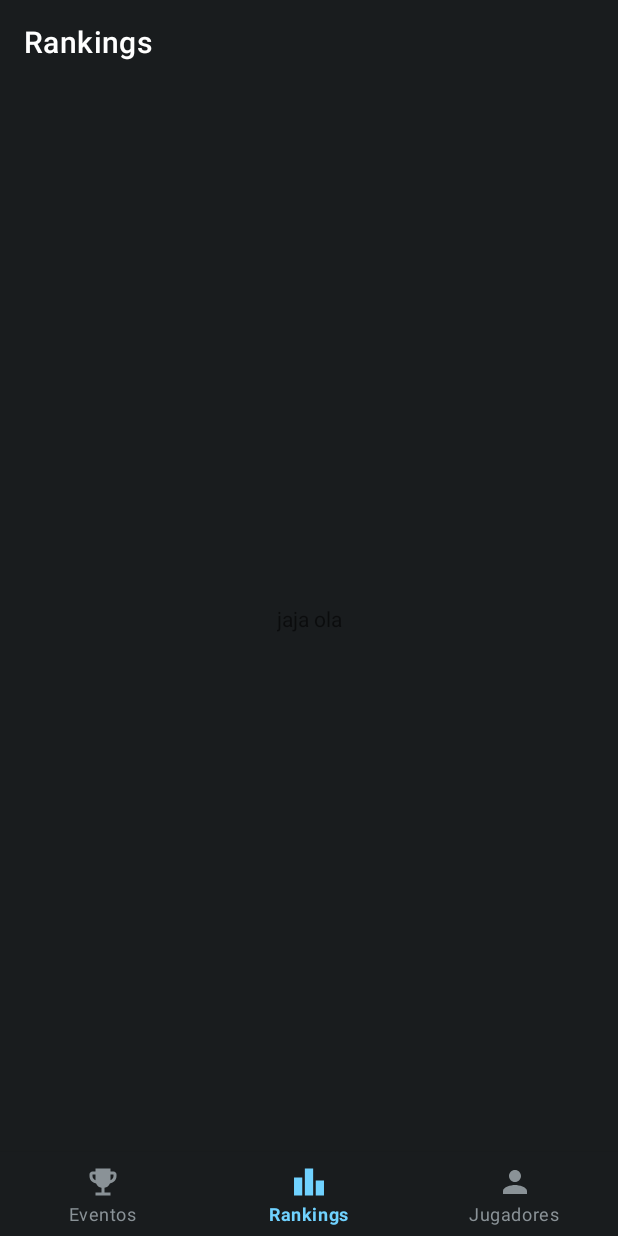
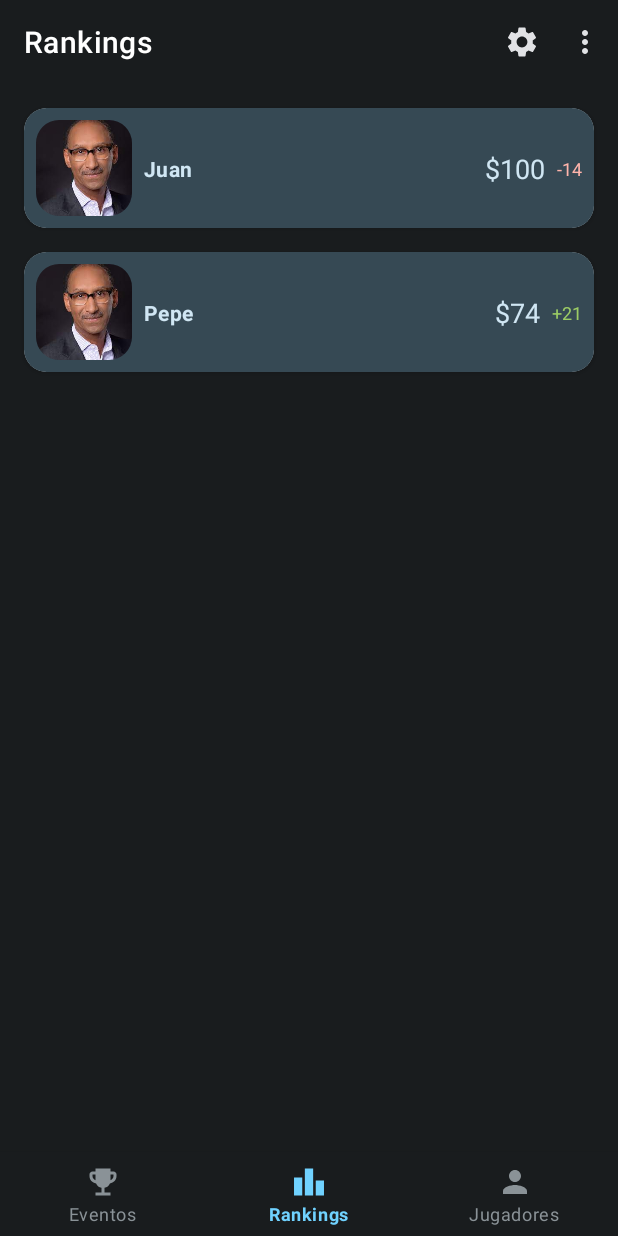
Before and after one commit to TomasVilalta/BetBracket, an Android app: the RankingsFragment screen opened through its navigation route, on a phone screen of 412 x 824 dp. Run offline under Robolectric (Android 15) with nearby library versions, the phone set to English and light mode, and no system bars; our stand-ins replace navigation-ui.

Commit message:
added list (rv) to rankings screen

```diff
--- /dev/null
+++ b/app/src/main/java/com/example/betbracket/MainScreenAbstractFragment.kt
@@ -0,0 +1,27 @@
+package com.example.betbracket
+
+import android.os.Bundle
+import android.view.Menu
+import android.view.MenuInflater
+import android.view.MenuItem
+import android.view.View
+import androidx.core.view.MenuHost
+import androidx.core.view.MenuProvider
+import androidx.fragment.app.Fragment
+import androidx.lifecycle.Lifecycle
+
+abstract class MainScreenAbstractFragment: Fragment() {
+
+    override fun onViewCreated(view: View, savedInstanceState: Bundle?) {
+        val menuHost: MenuHost = requireActivity()
+        menuHost.addMenuProvider(object : MenuProvider {
+            override fun onCreateMenu(menu: Menu, menuInflater: MenuInflater) {
+                menuInflater.inflate(R.menu.top_bar_menu, menu)
+            }
+
+            override fun onMenuItemSelected(menuItem: MenuItem): Boolean {
+                return false
+            }
+        }, viewLifecycleOwner, Lifecycle.State.RESUMED)
+    }
+}
--- a/app/src/main/java/com/example/betbracket/players/PlayerProvider.kt
+++ b/app/src/main/java/com/example/betbracket/players/PlayerProvider.kt
@@ -24,7 +24,7 @@ class PlayerProvider {
 
 
         private val playerList = mutableListOf<Player>(
-            Player("Juan", 100, 14),
+            Player("Juan", 100, -14),
             Player("Pepe", 74, 21)
         )
     }
--- a/app/src/main/java/com/example/betbracket/players/PlayersFragment.kt
+++ b/app/src/main/java/com/example/betbracket/players/PlayersFragment.kt
@@ -5,18 +5,18 @@ import android.util.Log
 import android.view.*
 import androidx.core.view.MenuHost
 import androidx.core.view.MenuProvider
-import androidx.fragment.app.Fragment
 import androidx.lifecycle.Lifecycle
 import androidx.lifecycle.ViewModelProvider
 import androidx.navigation.findNavController
 import androidx.navigation.fragment.findNavController
 import androidx.recyclerview.widget.LinearLayoutManager
+import com.example.betbracket.MainScreenAbstractFragment
 import com.example.betbracket.R
 import com.example.betbracket.databinding.FragmentPlayersBinding
 import com.example.betbracket.players.adapter.PlayerAdapter
 import com.google.android.material.dialog.MaterialAlertDialogBuilder
 
-class PlayersFragment : Fragment() {
+class PlayersFragment : MainScreenAbstractFragment() {
 
     private lateinit var playerViewModel: PlayerViewModel
     private var _binding: FragmentPlayersBinding? = null
@@ -31,7 +31,6 @@ class PlayersFragment : Fragment() {
         _binding = FragmentPlayersBinding.inflate(inflater, container, false)
         Log.i("VIEWMODEL", "ASSIGNED TO PLAYER FRAG")
         playerViewModel = ViewModelProvider(this)[PlayerViewModel::class.java]
-
         initRecyclerView()
 
         // Observers
--- a/app/src/main/java/com/example/betbracket/players/playerForm/PlayerFormFragment.kt
+++ b/app/src/main/java/com/example/betbracket/players/playerForm/PlayerFormFragment.kt
@@ -17,7 +17,6 @@ import androidx.navigation.findNavController
 import com.example.betbracket.R
 import com.example.betbracket.databinding.FragmentPlayerFormBinding
 import com.example.betbracket.players.PlayerViewModel
-import com.example.betbracket.players.adapter.PlayerAdapter
 import com.google.android.material.appbar.MaterialToolbar
 import com.google.android.material.bottomnavigation.BottomNavigationView
 
--- a/app/src/main/java/com/example/betbracket/rankings/RankingsFragment.kt
+++ b/app/src/main/java/com/example/betbracket/rankings/RankingsFragment.kt
@@ -1,27 +1,39 @@
 package com.example.betbracket.rankings
 
 import android.os.Bundle
-import androidx.fragment.app.Fragment
 import android.view.LayoutInflater
 import android.view.View
 import android.view.ViewGroup
-import com.example.betbracket.R
+import androidx.recyclerview.widget.LinearLayoutManager
+import com.example.betbracket.MainScreenAbstractFragment
+import com.example.betbracket.databinding.FragmentRankingsBinding
+import com.example.betbracket.players.Player
+import com.example.betbracket.players.PlayerProvider
+import com.example.betbracket.rankings.adapter.RankingsAdapter
 
 
-class RankingsFragment : Fragment() {
+class RankingsFragment : MainScreenAbstractFragment() {
 
+    val rankingList: List<Player> = PlayerProvider.getPlayers()
+    lateinit var adapter: RankingsAdapter
+    private var _binding: FragmentRankingsBinding? = null
+    private val binding get() = _binding!!
 
-    override fun onCreate(savedInstanceState: Bundle?) {
-        super.onCreate(savedInstanceState)
-
-    }
 
     override fun onCreateView(
         inflater: LayoutInflater, container: ViewGroup?,
         savedInstanceState: Bundle?
     ): View? {
-        // Inflate the layout for this fragment
-        return inflater.inflate(R.layout.fragment_rankings, container, false)
+        _binding = FragmentRankingsBinding.inflate(inflater, container, false)
+        initRecyclerView()
+
+        return binding.root
+    }
+
+    private fun initRecyclerView() {
+        adapter = RankingsAdapter(rankingList)
+        binding.rankingsList.layoutManager = LinearLayoutManager(activity)
+        binding.rankingsList.adapter = adapter
     }
 
 }
--- /dev/null
+++ b/app/src/main/java/com/example/betbracket/rankings/adapter/RankingsAdapter.kt
@@ -0,0 +1,24 @@
+package com.example.betbracket.rankings.adapter
+
+import android.view.LayoutInflater
+import android.view.ViewGroup
+import androidx.recyclerview.widget.RecyclerView
+import com.example.betbracket.R
+import com.example.betbracket.players.Player
+
+class RankingsAdapter(var rankingsList: List<Player>) : RecyclerView.Adapter<RankingsViewHolder>() {
+    override fun getItemCount(): Int = rankingsList.size
+
+    override fun onCreateViewHolder(parent: ViewGroup, viewType: Int): RankingsViewHolder {
+        val layoutInflater = LayoutInflater.from(parent.context)
+        return RankingsViewHolder(layoutInflater.inflate(R.layout.view_ranking, parent, false))
+    }
+
+
+    override fun onBindViewHolder(holder: RankingsViewHolder, position: Int) {
+        val item = rankingsList[position]
+        holder.render(item)
+    }
+
+
+}
--- /dev/null
+++ b/app/src/main/java/com/example/betbracket/rankings/adapter/RankingsViewHolder.kt
@@ -0,0 +1,46 @@
+package com.example.betbracket.rankings.adapter
+
+import android.icu.text.NumberFormat
+import android.view.View
+import androidx.core.content.ContextCompat
+import androidx.recyclerview.widget.RecyclerView
+import com.example.betbracket.R
+import com.example.betbracket.databinding.ViewRankingBinding
+import com.example.betbracket.players.Player
+
+class RankingsViewHolder(view: View) : RecyclerView.ViewHolder(view) {
+
+    private val binding = ViewRankingBinding.bind(view)
+    private val viewContext = view.context
+
+
+    fun render(player: Player) {
+        binding.playerName.text = player.name
+        binding.balanceText.text = viewContext.getString(R.string.playerBalance, player.balance)
+        if (player.lastWagerResult < 0) {
+            binding.lastWagerText.setTextColor(ContextCompat.getColor(viewContext, R.color.error))
+            binding.lastWagerText.text = player.lastWagerResult.toString()
+        } else if (player.lastWagerResult > 0) {
+            binding.lastWagerText.setTextColor(
+                ContextCompat.getColor(
+                    viewContext,
+                    R.color.successColor
+                )
+            )
+            binding.lastWagerText.text =
+                viewContext.getString(R.string.positiveIntFormat, player.lastWagerResult)
+        } else {
+            binding.lastWagerText.setTextColor(
+                ContextCompat.getColor(
+                    viewContext,
+                    R.color.onSecondaryContainer
+                )
+            )
+            binding.lastWagerText.text =
+                viewContext.getString(R.string.positiveIntFormat, player.lastWagerResult)
+        }
+
+
+    }
+
+}
--- a/app/src/main/res/layout/fragment_rankings.xml
+++ b/app/src/main/res/layout/fragment_rankings.xml
@@ -1,18 +1,19 @@
 <?xml version="1.0" encoding="utf-8"?>
 <androidx.constraintlayout.widget.ConstraintLayout xmlns:android="http://schemas.android.com/apk/res/android"
+    xmlns:app="http://schemas.android.com/apk/res-auto"
     xmlns:tools="http://schemas.android.com/tools"
     android:layout_width="match_parent"
     android:layout_height="match_parent"
-    xmlns:app="http://schemas.android.com/apk/res-auto"
     tools:context=".rankings.RankingsFragment">
 
-    <TextView
-        android:layout_width="wrap_content"
-        android:layout_height="wrap_content"
+    <androidx.recyclerview.widget.RecyclerView
+        android:id="@+id/rankings_list"
+        android:layout_width="match_parent"
+        android:layout_height="0dp"
+        app:layout_constraintBottom_toBottomOf="parent"
+        app:layout_constraintEnd_toEndOf="parent"
         app:layout_constraintLeft_toLeftOf="parent"
-        app:layout_constraintRight_toRightOf="parent"
-        app:layout_constraintTop_toTopOf="parent"
-        app:layout_constraintBottom_toBottomOf="parent"
-        android:text="jaja ola" />
+        app:layout_constraintTop_toTopOf="parent" />
+
 
 </androidx.constraintlayout.widget.ConstraintLayout>
--- /dev/null
+++ b/app/src/main/res/layout/view_ranking.xml
@@ -0,0 +1,66 @@
+<?xml version="1.0" encoding="utf-8"?>
+<androidx.cardview.widget.CardView xmlns:android="http://schemas.android.com/apk/res/android"
+    xmlns:app="http://schemas.android.com/apk/res-auto"
+    android:layout_width="match_parent"
+    android:layout_height="wrap_content"
+    android:layout_marginStart="16dp"
+    android:layout_marginTop="16dp"
+    android:layout_marginEnd="@dimen/margin_medium"
+    android:elevation="5dp"
+    app:cardCornerRadius="@dimen/card_radius">
+
+    <androidx.constraintlayout.widget.ConstraintLayout
+        android:id="@+id/player_card"
+        android:layout_width="match_parent"
+        android:layout_height="match_parent"
+        android:background="@color/secondaryContainer"
+        android:padding="8dp">
+
+
+        <com.google.android.material.imageview.ShapeableImageView
+            android:id="@+id/player_image"
+            android:layout_width="64dp"
+            android:layout_height="64dp"
+            android:src="@drawable/descarga"
+            app:layout_constraintStart_toStartOf="parent"
+            app:layout_constraintTop_toTopOf="parent"
+            app:shapeAppearanceOverlay="@style/circularImage" />
+
+        <TextView
+            android:id="@+id/player_name"
+            style="@style/PlayerCard.Text"
+            android:layout_width="wrap_content"
+            android:layout_height="wrap_content"
+            android:layout_marginStart="@dimen/margin_small"
+            android:text="Player Name"
+            android:textStyle="bold"
+            app:layout_constraintBottom_toBottomOf="parent"
+            app:layout_constraintStart_toEndOf="@id/player_image"
+            app:layout_constraintTop_toTopOf="parent" />
+
+        <TextView
+            android:id="@+id/last_wager_text"
+            android:layout_width="wrap_content"
+            android:layout_height="wrap_content"
+            android:text="+15"
+            android:textColor="@color/successColor"
+            android:textSize="12sp"
+            app:layout_constraintBottom_toBottomOf="parent"
+            app:layout_constraintEnd_toEndOf="parent"
+            app:layout_constraintTop_toTopOf="parent" />
+
+        <TextView
+            android:id="@+id/balance_text"
+            android:layout_width="wrap_content"
+            android:layout_height="wrap_content"
+            android:layout_marginEnd="@dimen/margin_small"
+            android:text="$95"
+            android:textColor="@color/onSecondaryContainer"
+            android:textSize="18sp"
+            app:layout_constraintBottom_toBottomOf="parent"
+            app:layout_constraintEnd_toStartOf="@id/last_wager_text"
+            app:layout_constraintTop_toTopOf="parent" />
+
+
+    </androidx.constraintlayout.widget.ConstraintLayout>
+</androidx.cardview.widget.CardView>
--- a/app/src/main/res/values/colors.xml
+++ b/app/src/main/res/values/colors.xml
@@ -40,7 +40,7 @@
     <color name="surfaceTint">#70D2FF</color>
     <color name="outlineVariant">#40484C</color>
     <color name="scrim">#000000</color>
-
+    <color name="successColor">#9CCC65</color>
 
 
 </resources>
--- a/app/src/main/res/values/strings.xml
+++ b/app/src/main/res/values/strings.xml
@@ -11,6 +11,8 @@
     <string name="subir_foto">Subir foto</string>
     <string name="nombre_del_jugador">Nombre del Jugador</string>
     <string name="alex_cremento">Alex Cremento</string>
-    <string name="balance">Balance</string>
+    <string name="balance">Balance ($)</string>
     <string name="_100">100</string>
+    <string name="playerBalance">$%1$d</string>
+    <string name="positiveIntFormat">+%1$d</string>
 </resources>
--- a/app/src/main/res/values/themes.xml
+++ b/app/src/main/res/values/themes.xml
@@ -15,6 +15,10 @@
         <item name="android:theme">@style/Theme.BetBracket</item>
         <item name="colorControlNormal">@color/textColorPrimary</item>
         <item name="popupTheme">@style/ThemeOverlay.AppCompat.Light</item>
+    </style>
+
+    <style name="aaa" parent="Widget.AppCompat.PopupMenu">
+        <item name="android:textColor">@color/inverseOnSurface</item>
     </style>
 
 
```
